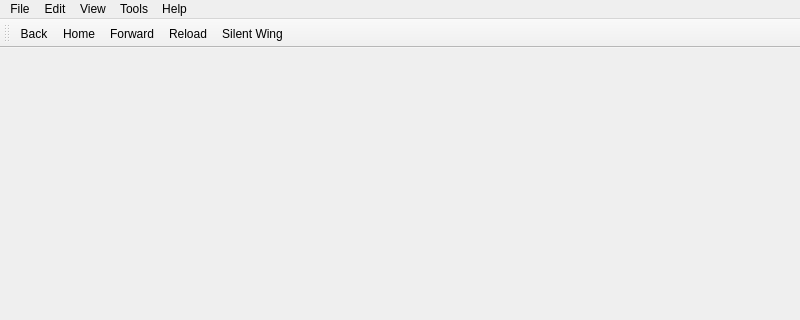
Qt form src/ui/mainwindow.ui (SamuGallo-06/otus-browser) before a commit; both pictures show x 0 to 800 and y 0 to 320 of the 800 by 600 pixel window.
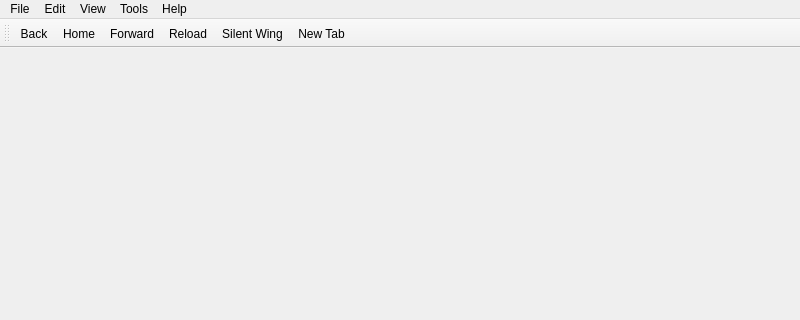
The same form after that commit. Icons and pictures are not drawn.

```diff
--- a/src/ui/mainwindow.ui
+++ b/src/ui/mainwindow.ui
@@ -115,6 +115,7 @@
    <addaction name="actionForward"/>
    <addaction name="actionReload"/>
    <addaction name="actionSilentwing"/>
+   <addaction name="actionNew_Tab"/>
   </widget>
   <action name="actionSilentwing">
    <property name="checkable">
```
Left out of the diff: 100 changed lines with no effect on the pictures.
